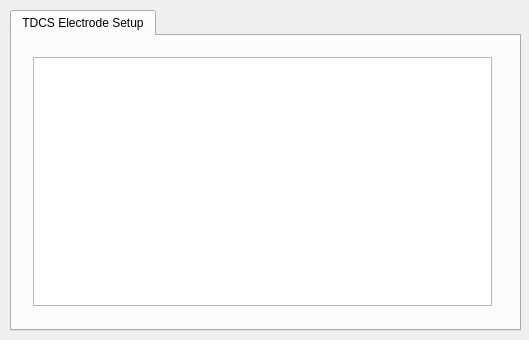
Old version of the form src/Interface/Modules/BrainStimulator/SetupRHSforTDCSandTMSDialog.ui in the repository SCIInstitute/SCIRun.
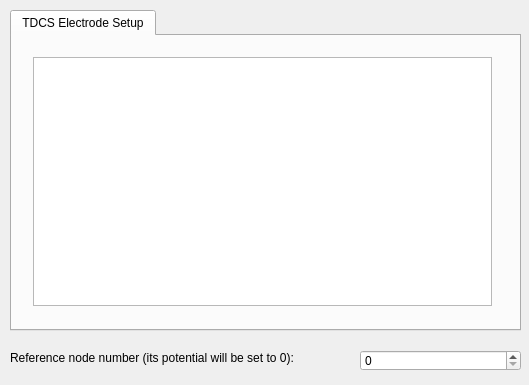
New version of the form.

Diff of the .ui file:
```diff
--- a/src/Interface/Modules/BrainStimulator/SetupRHSforTDCSandTMSDialog.ui
+++ b/src/Interface/Modules/BrainStimulator/SetupRHSforTDCSandTMSDialog.ui
@@ -7,7 +7,7 @@
     <x>0</x>
     <y>0</y>
     <width>529</width>
-    <height>340</height>
+    <height>385</height>
    </rect>
   </property>
   <property name="windowTitle">
@@ -74,6 +74,32 @@
     </widget>
    </widget>
   </widget>
+  <widget class="QLabel" name="label">
+   <property name="geometry">
+    <rect>
+     <x>10</x>
+     <y>350</y>
+     <width>341</width>
+     <height>16</height>
+    </rect>
+   </property>
+   <property name="text">
+    <string>Reference node number (its potential will be set to 0):</string>
+   </property>
+  </widget>
+  <widget class="QSpinBox" name="refnode">
+   <property name="geometry">
+    <rect>
+     <x>360</x>
+     <y>350</y>
+     <width>161</width>
+     <height>21</height>
+    </rect>
+   </property>
+   <property name="maximum">
+    <number>1000000000</number>
+   </property>
+  </widget>
  </widget>
  <layoutdefault spacing="6" margin="11"/>
  <resources/>
```
